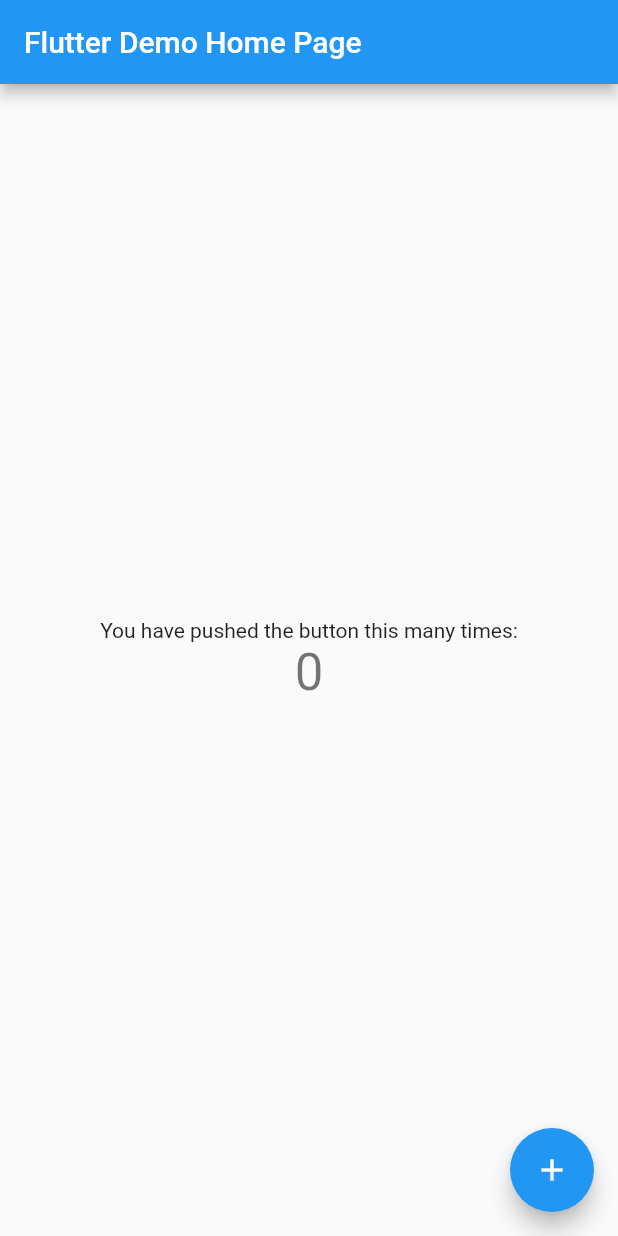
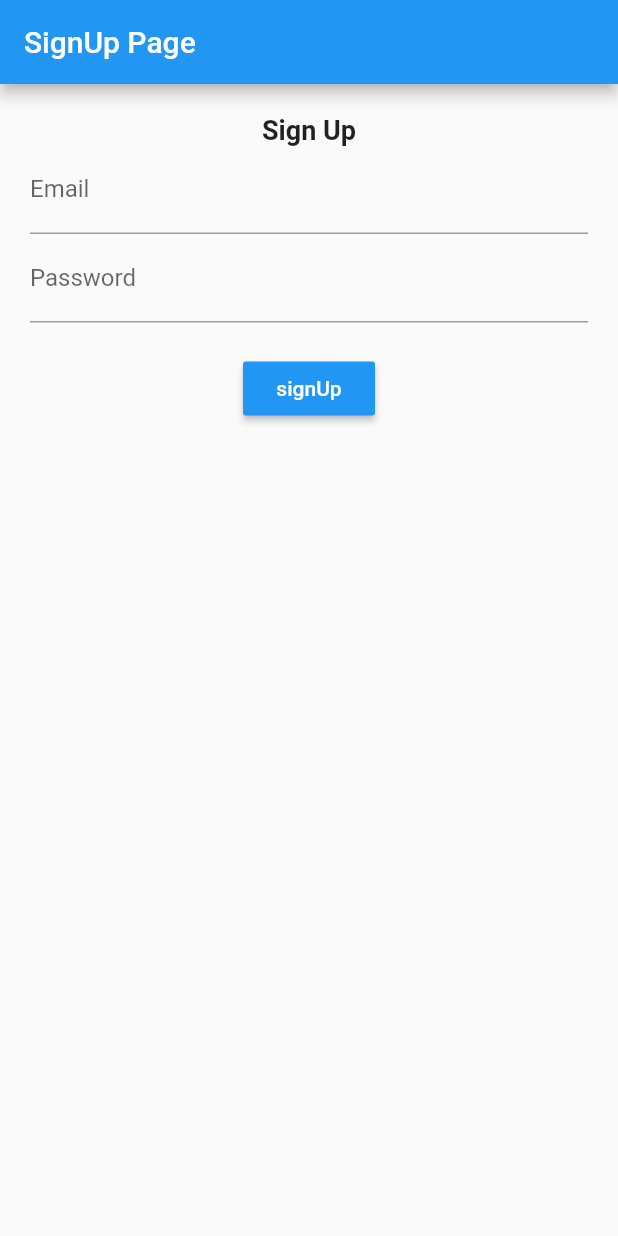
Before and after one commit to willouDeWallStreet/friendly_money_flutter, a Flutter app: the screen it shows after launch, on a phone screen of 412 x 824 dp. Run offline on Flutter 3.47's test engine with Material 2 defaults, Android fonts, the phone set to English and light mode, and no system bars.

Commit message:
feature(signup form): create signup form without DB, just front

```diff
--- a/lib/main.dart
+++ b/lib/main.dart
@@ -3,107 +3,105 @@ import 'package:flutter/material.dart';
 void main() => runApp(new MyApp());
 
 class MyApp extends StatelessWidget {
-  // This widget is the root of your application.
   @override
   Widget build(BuildContext context) {
     return new MaterialApp(
-      title: 'Flutter Demo',
-      theme: new ThemeData(
-        // This is the theme of your application.
-        //
-        // Try running your application with "flutter run". You'll see the
-        // application has a blue toolbar. Then, without quitting the app, try
-        // changing the primarySwatch below to Colors.green and then invoke
-        // "hot reload" (press "r" in the console where you ran "flutter run",
-        // or press Run > Flutter Hot Reload in IntelliJ). Notice that the
-        // counter didn't reset back to zero; the application is not restarted.
-        primarySwatch: Colors.blue,
-      ),
-      home: new MyHomePage(title: 'Flutter Demo Home Page'),
+      theme: new ThemeData(),
+      home: new FormPage(),
     );
   }
 }
 
-class MyHomePage extends StatefulWidget {
-  MyHomePage({Key key, this.title}) : super(key: key);
+class FormPage extends StatefulWidget {
+  @override
+  _FormPageState createState() => new _FormPageState();
+}
 
-  // This widget is the home page of your application. It is stateful, meaning
-  // that it has a State object (defined below) that contains fields that affect
-  // how it looks.
+class _FormPageState extends State<FormPage> {
+  final scaffoldKey = new GlobalKey<ScaffoldState>();
+  final formKey = new GlobalKey<FormState>();
 
-  // This class is the configuration for the state. It holds the values (in this
-  // case the title) provided by the parent (in this case the App widget) and
-  // used by the build method of the State. Fields in a Widget subclass are
-  // always marked "final".
-
-  final String title;
+  String _email;
+  String _password;
 
   @override
-  _MyHomePageState createState() => new _MyHomePageState();
+  void initState() {
+    // TODO: implement initState
+    super.initState();
   }
 
-class _MyHomePageState extends State<MyHomePage> {
-  int _counter = 0;
+  @override
+  void dispose() {
+    // TODO: implement dispose
+    super.dispose();
+  }
 
-  void _incrementCounter() {
-    setState(() {
-      // This call to setState tells the Flutter framework that something has
-      // changed in this State, which causes it to rerun the build method below
-      // so that the display can reflect the updated values. If we changed
-      // _counter without calling setState(), then the build method would not be
-      // called again, and so nothing would appear to happen.
-      _counter++;
-    });
+  void _submit() {
+    final form = formKey.currentState;
+
+    if (form.validate()) {
+      form.save();
+
+      performLogin();
+    }
+  }
+
+  void performLogin() {
+    final snackbar = new SnackBar(
+      content: new Text("Email : $_email, password : $_password"),
+    );
+    scaffoldKey.currentState.showSnackBar(snackbar);
   }
 
   @override
   Widget build(BuildContext context) {
-    // This method is rerun every time setState is called, for instance as done
-    // by the _incrementCounter method above.
-    //
-    // The Flutter framework has been optimized to make rerunning build methods
-    // fast, so that you can just rebuild anything that needs updating rather
-    // than having to individually change instances of widgets.
     return new Scaffold(
+      key: scaffoldKey,
       appBar: new AppBar(
-        // Here we take the value from the MyHomePage object that was created by
-        // the App.build method, and use it to set our appbar title.
-        title: new Text(widget.title),
+        title: new Text("SignUp Page"),
       ),
-      body: new Center(
-        // Center is a layout widget. It takes a single child and positions it
-        // in the middle of the parent.
+      body: new Padding(
+        padding: const EdgeInsets.all(20.0),
+        child: new Form(
+          key: formKey,
           child: new Column(
-          // Column is also layout widget. It takes a list of children and
-          // arranges them vertically. By default, it sizes itself to fit its
-          // children horizontally, and tries to be as tall as its parent.
-          //
-          // Invoke "debug paint" (press "p" in the console where you ran
-          // "flutter run", or select "Toggle Debug Paint" from the Flutter tool
-          // window in IntelliJ) to see the wireframe for each widget.
-          //
-          // Column has various properties to control how it sizes itself and
-          // how it positions its children. Here we use mainAxisAlignment to
-          // center the children vertically; the main axis here is the vertical
-          // axis because Columns are vertical (the cross axis would be
-          // horizontal).
-          mainAxisAlignment: MainAxisAlignment.center,
             children: <Widget>[
-            new Text(
-              'You have pushed the button this many times:',
+              Center(
+                child: new Container(
+                  child: new Text(
+                    "Sign Up",
+                    style: new TextStyle(fontWeight: FontWeight.bold, fontSize: 18.0),
                   ),
-            new Text(
-              '$_counter',
-              style: Theme.of(context).textTheme.display1,
+                )
               ),
+              new TextFormField(
+                decoration: new InputDecoration(labelText: "Email"),
+                validator: (val) =>
+                    !val.contains('@') ? 'Invalid Email' : null,
+                onSaved: (val) => _email = val,
+              ),
+              new TextFormField(
+                decoration: new InputDecoration(labelText: "Password"),
+                validator: (val) =>
+                    val.length < 6 ? 'Password too short' : null,
+                onSaved: (val) => _password = val,
+                obscureText: true,
+              ),
+              new Padding(
+                padding: const EdgeInsets.only(top: 20.0),
+              ),
+              new RaisedButton(
+                child: new Text(
+                  "signUp",
+                  style: new TextStyle(color: Colors.white),
+                ),
+                color: Colors.blue,
+                onPressed: _submit,
+              )
             ],
           ),
         ),
-      floatingActionButton: new FloatingActionButton(
-        onPressed: _incrementCounter,
-        tooltip: 'Increment',
-        child: new Icon(Icons.add),
-      ), // This trailing comma makes auto-formatting nicer for build methods.
+      )
     );
   }
 }
```
Lines whose indentation alone changed are shown as unchanged.
